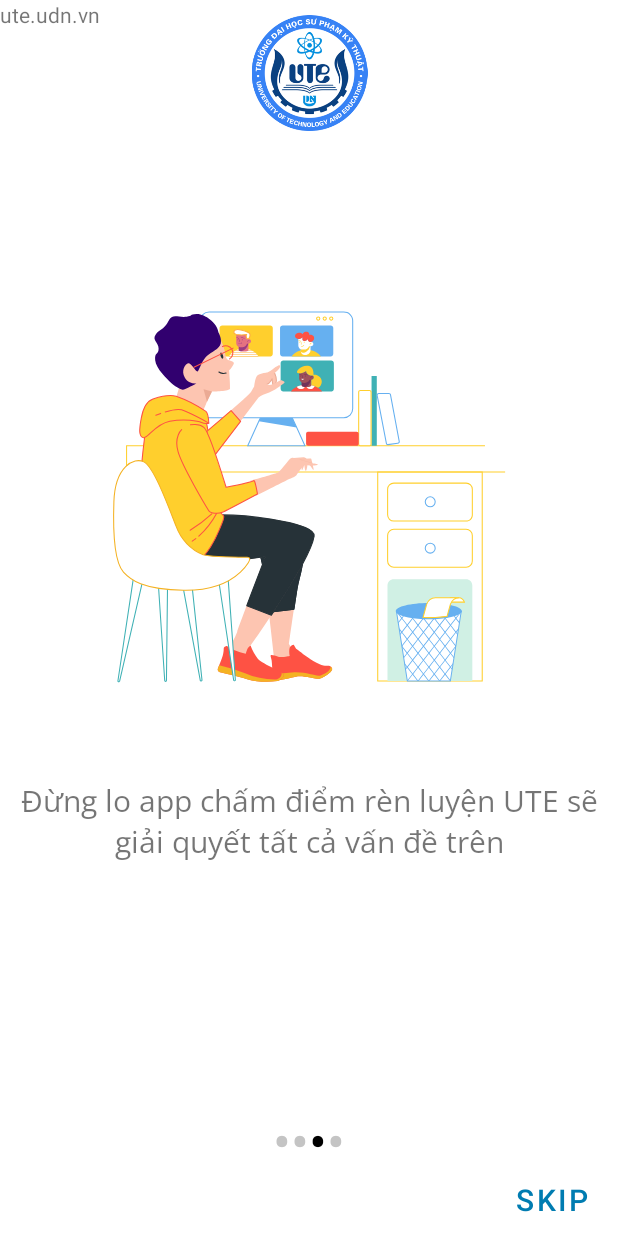
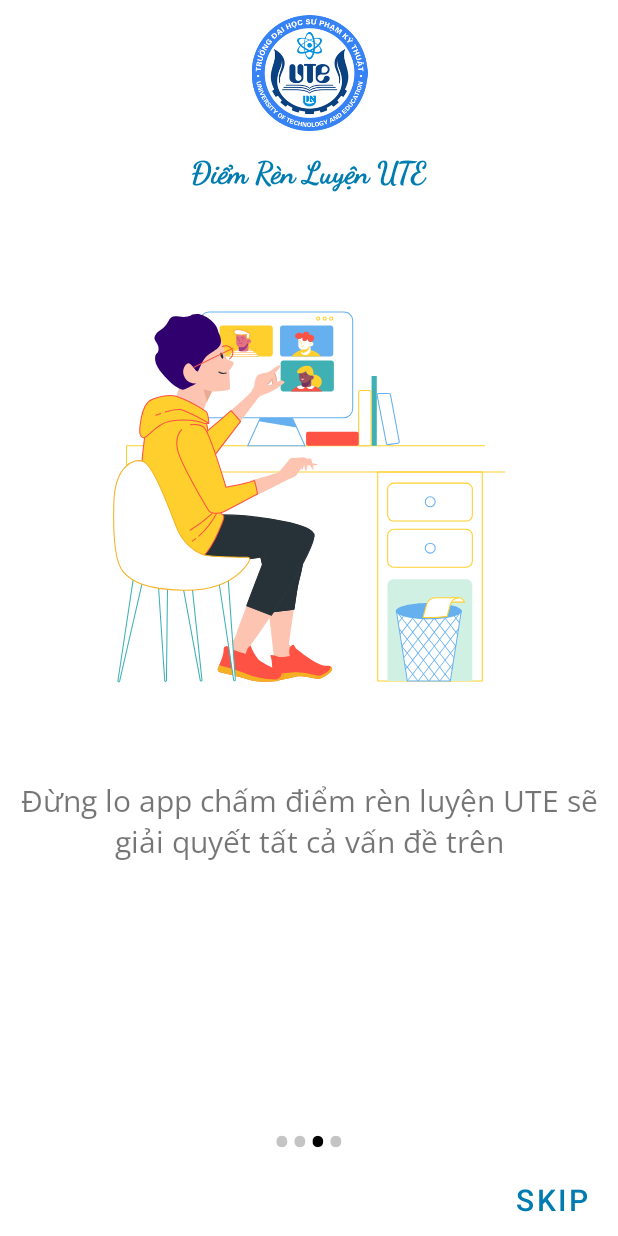
Before and after one commit to nguyenson257/AppDiemRenLuyen, an Android app: the screen it shows after launch (Introduction), on a phone screen of 412 x 824 dp. Run offline under Robolectric (Android 15) with nearby library versions, the phone set to English and light mode, and no system bars; 1 statement that could not run was skipped.

Commit message:
Mien update

```diff
--- a/app/src/main/res/layout/activity_introduction.xml
+++ b/app/src/main/res/layout/activity_introduction.xml
@@ -34,9 +34,18 @@
     <TextView
         android:layout_width="wrap_content"
         android:layout_height="wrap_content"
-        android:text="ute.udn.vn"
-        tools:layout_editor_absoluteX="173dp"
-        tools:layout_editor_absoluteY="108dp" />
+        android:text="Điểm Rèn Luyện UTE"
+        android:textColor="@color/xanhdam"
+        android:fontFamily="@font/dancingscript"
+        android:textSize="20sp"
+        android:textStyle="bold"
+        android:layout_marginTop="100dp"
+        app:layout_constraintBottom_toBottomOf="parent"
+        app:layout_constraintEnd_toEndOf="parent"
+        app:layout_constraintHorizontal_bias="0.5"
+        app:layout_constraintStart_toStartOf="parent"
+        app:layout_constraintTop_toTopOf="parent"
+        app:layout_constraintVertical_bias="0.0" />
 
     <androidx.viewpager.widget.ViewPager
         android:id="@+id/slideViewPager"
```
